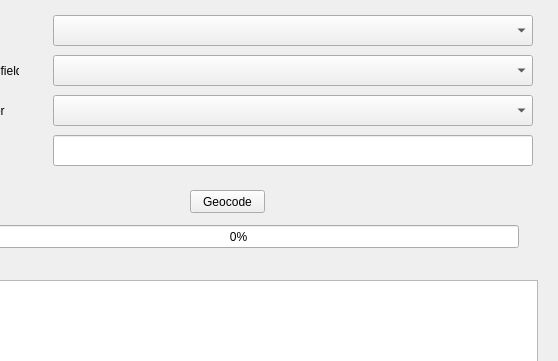
Old version of the form all_geocoders_at_once_dialog_base.ui in the repository TrueSpearmint/all_geocoders_at_once; both pictures show x 102 to 660 and y 0 to 361 of the 660 by 540 pixel window.
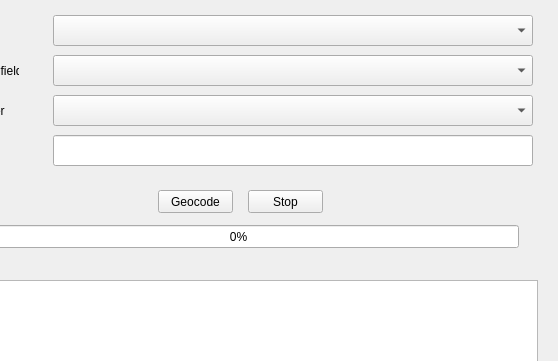
New version of the form.

What changed in the file:
```diff
--- a/all_geocoders_at_once_dialog_base.ui
+++ b/all_geocoders_at_once_dialog_base.ui
@@ -130,7 +130,7 @@
   <widget class="QPushButton" name="pushButton_geocode">
    <property name="geometry">
     <rect>
-     <x>292</x>
+     <x>260</x>
      <y>190</y>
      <width>75</width>
      <height>23</height>
@@ -205,6 +205,19 @@
     <string>Geocoders Terms of Use</string>
    </property>
   </widget>
+  <widget class="QPushButton" name="pushButton_stop">
+   <property name="geometry">
+    <rect>
+     <x>350</x>
+     <y>190</y>
+     <width>75</width>
+     <height>23</height>
+    </rect>
+   </property>
+   <property name="text">
+    <string>Stop</string>
+   </property>
+  </widget>
  </widget>
  <resources/>
  <connections/>
```
